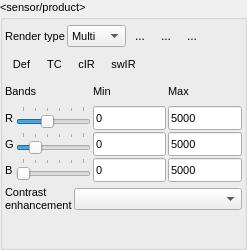
This is timeseriesviewer/ui/mapviewrendersettings.ui in jakimowb/eo-time-series-viewer as Qt 5 draws it before an edit. The edited form follows.
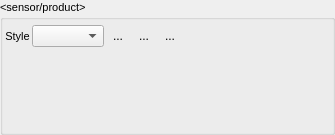
This is the edited form. The open tabs and pages were chosen to show the change. Icons and pictures are not drawn. Custom widgets are drawn as their Qt base class.

The edit to the form file:
```diff
--- a/timeseriesviewer/ui/mapviewrendersettings.ui
+++ b/timeseriesviewer/ui/mapviewrendersettings.ui
@@ -6,12 +6,12 @@
    <rect>
     <x>0</x>
     <y>0</y>
-    <width>247</width>
-    <height>250</height>
+    <width>335</width>
+    <height>135</height>
    </rect>
   </property>
   <property name="sizePolicy">
-   <sizepolicy hsizetype="Ignored" vsizetype="Preferred">
+   <sizepolicy hsizetype="Preferred" vsizetype="Preferred">
     <horstretch>0</horstretch>
     <verstretch>0</verstretch>
    </sizepolicy>
@@ -24,8 +24,8 @@
   </property>
   <property name="maximumSize">
    <size>
-    <width>16000</width>
-    <height>16000</height>
+    <width>16777215</width>
+    <height>16777215</height>
    </size>
   </property>
   <property name="font">
@@ -48,12 +48,12 @@
   <property name="checkable">
    <bool>false</bool>
   </property>
-  <layout class="QVBoxLayout" name="verticalLayout">
+  <layout class="QVBoxLayout" name="verticalLayout" stretch="1,2,1">
    <property name="spacing">
     <number>2</number>
    </property>
    <property name="sizeConstraint">
-    <enum>QLayout::SetDefaultConstraint</enum>
+    <enum>QLayout::SetNoConstraint</enum>
    </property>
    <property name="leftMargin">
     <number>2</number>
@@ -90,7 +90,7 @@
         <string>Sensor name</string>
        </property>
        <property name="text">
-        <string>Render type</string>
+        <string>Style</string>
        </property>
        <property name="alignment">
         <set>Qt::AlignCenter</set>
@@ -101,7 +101,7 @@
       <widget class="QComboBox" name="cbRenderType">
        <property name="maximumSize">
         <size>
-         <width>100</width>
+         <width>16777215</width>
          <height>16777215</height>
         </size>
        </property>
@@ -110,16 +110,6 @@
          <pointsize>8</pointsize>
         </font>
        </property>
-       <item>
-        <property name="text">
-         <string>Multi</string>
-        </property>
-       </item>
-       <item>
-        <property name="text">
-         <string>Single</string>
-        </property>
-       </item>
       </widget>
      </item>
      <item>
@@ -190,7 +180,13 @@
      <property name="minimumSize">
       <size>
        <width>0</width>
-       <height>130</height>
+       <height>0</height>
+      </size>
+     </property>
+     <property name="maximumSize">
+      <size>
+       <width>16777215</width>
+       <height>16777215</height>
       </size>
      </property>
      <property name="frameShape">
@@ -199,908 +195,16 @@
      <property name="currentIndex">
       <number>1</number>
      </property>
-     <widget class="QWidget" name="pageMultiBand">
-      <property name="sizePolicy">
-       <sizepolicy hsizetype="Minimum" vsizetype="Minimum">
-        <horstretch>0</horstretch>
-        <verstretch>0</verstretch>
-       </sizepolicy>
-      </property>
-      <property name="minimumSize">
-       <size>
-        <width>0</width>
-        <height>90</height>
-       </size>
-      </property>
-      <property name="font">
-       <font>
-        <pointsize>10</pointsize>
-       </font>
-      </property>
-      <layout class="QGridLayout" name="gridLayout_2" rowstretch="0,0,2,2,2" columnstretch="0,0,0,0" rowminimumheight="0,0,0,0,0" columnminimumwidth="0,75,0,0">
-       <property name="sizeConstraint">
-        <enum>QLayout::SetMinAndMaxSize</enum>
-       </property>
-       <property name="leftMargin">
-        <number>0</number>
-       </property>
-       <property name="topMargin">
-        <number>2</number>
-       </property>
-       <property name="rightMargin">
-        <number>0</number>
-       </property>
-       <property name="bottomMargin">
-        <number>2</number>
-       </property>
-       <property name="spacing">
-        <number>2</number>
-       </property>
-       <item row="2" column="1">
-        <widget class="QSlider" name="sliderRed">
-         <property name="sizePolicy">
-          <sizepolicy hsizetype="Preferred" vsizetype="Fixed">
-           <horstretch>1</horstretch>
-           <verstretch>0</verstretch>
-          </sizepolicy>
-         </property>
-         <property name="minimumSize">
-          <size>
-           <width>0</width>
-           <height>24</height>
-          </size>
-         </property>
-         <property name="font">
-          <font>
-           <pointsize>8</pointsize>
-          </font>
-         </property>
-         <property name="styleSheet">
-          <string notr="true"/>
-         </property>
-         <property name="minimum">
-          <number>1</number>
-         </property>
-         <property name="maximum">
-          <number>6</number>
-         </property>
-         <property name="value">
-          <number>3</number>
-         </property>
-         <property name="orientation">
-          <enum>Qt::Horizontal</enum>
-         </property>
-         <property name="tickPosition">
-          <enum>QSlider::TicksAbove</enum>
-         </property>
-         <property name="tickInterval">
-          <number>1</number>
-         </property>
-        </widget>
-       </item>
-       <item row="1" column="2">
-        <widget class="QLabel" name="labelMax">
-         <property name="font">
-          <font>
-           <pointsize>8</pointsize>
-          </font>
-         </property>
-         <property name="text">
-          <string>Min</string>
-         </property>
-        </widget>
-       </item>
-       <item row="2" column="3">
-        <widget class="QLineEdit" name="tbRedMax">
-         <property name="sizePolicy">
-          <sizepolicy hsizetype="Preferred" vsizetype="Preferred">
-           <horstretch>0</horstretch>
-           <verstretch>0</verstretch>
-          </sizepolicy>
-         </property>
-         <property name="minimumSize">
-          <size>
-           <width>0</width>
-           <height>0</height>
-          </size>
-         </property>
-         <property name="font">
-          <font>
-           <pointsize>8</pointsize>
-          </font>
-         </property>
-         <property name="text">
-          <string>5000</string>
-         </property>
-        </widget>
-       </item>
-       <item row="3" column="1">
-        <widget class="QSlider" name="sliderGreen">
-         <property name="sizePolicy">
-          <sizepolicy hsizetype="Preferred" vsizetype="Fixed">
-           <horstretch>0</horstretch>
-           <verstretch>0</verstretch>
-          </sizepolicy>
-         </property>
-         <property name="minimumSize">
-          <size>
-           <width>0</width>
-           <height>24</height>
-          </size>
-         </property>
-         <property name="font">
-          <font>
-           <pointsize>8</pointsize>
-          </font>
-         </property>
-         <property name="styleSheet">
-          <string notr="true"/>
-         </property>
-         <property name="minimum">
-          <number>1</number>
-         </property>
-         <property name="maximum">
-          <number>6</number>
-         </property>
-         <property name="value">
-          <number>2</number>
-         </property>
-         <property name="orientation">
-          <enum>Qt::Horizontal</enum>
-         </property>
-         <property name="tickPosition">
-          <enum>QSlider::TicksAbove</enum>
-         </property>
-         <property name="tickInterval">
-          <number>1</number>
-         </property>
-        </widget>
-       </item>
-       <item row="3" column="0">
-        <widget class="QLabel" name="labelGreen">
-         <property name="font">
-          <font>
-           <pointsize>8</pointsize>
-          </font>
-         </property>
-         <property name="styleSheet">
-          <string notr="true"/>
-         </property>
-         <property name="text">
-          <string>G</string>
-         </property>
-        </widget>
-       </item>
-       <item row="4" column="0">
-        <widget class="QLabel" name="labelBlue">
-         <property name="font">
-          <font>
-           <pointsize>8</pointsize>
-          </font>
-         </property>
-         <property name="text">
-          <string>B</string>
-         </property>
-        </widget>
-       </item>
-       <item row="1" column="3">
-        <widget class="QLabel" name="labelMin">
-         <property name="font">
-          <font>
-           <pointsize>8</pointsize>
-          </font>
-         </property>
-         <property name="text">
-          <string>Max</string>
-         </property>
-        </widget>
-       </item>
-       <item row="3" column="3">
-        <widget class="QLineEdit" name="tbGreenMax">
-         <property name="sizePolicy">
-          <sizepolicy hsizetype="Preferred" vsizetype="Preferred">
-           <horstretch>0</horstretch>
-           <verstretch>0</verstretch>
-          </sizepolicy>
-         </property>
-         <property name="font">
-          <font>
-           <pointsize>8</pointsize>
-          </font>
-         </property>
-         <property name="text">
-          <string>5000</string>
-         </property>
-        </widget>
-       </item>
-       <item row="3" column="2">
-        <widget class="QLineEdit" name="tbGreenMin">
-         <property name="sizePolicy">
-          <sizepolicy hsizetype="Preferred" vsizetype="Preferred">
-           <horstretch>0</horstretch>
-           <verstretch>0</verstretch>
-          </sizepolicy>
-         </property>
-         <property name="font">
-          <font>
-           <pointsize>8</pointsize>
-          </font>
-         </property>
-         <property name="text">
-          <string>0</string>
-         </property>
-        </widget>
-       </item>
-       <item row="4" column="3">
-        <widget class="QLineEdit" name="tbBlueMax">
-         <property name="sizePolicy">
-          <sizepolicy hsizetype="Preferred" vsizetype="Preferred">
-           <horstretch>0</horstretch>
-           <verstretch>0</verstretch>
-          </sizepolicy>
-         </property>
-         <property name="font">
-          <font>
-           <pointsize>8</pointsize>
-          </font>
-         </property>
-         <property name="text">
-          <string>5000</string>
-         </property>
-        </widget>
-       </item>
-       <item row="4" column="2">
-        <widget class="QLineEdit" name="tbBlueMin">
-         <property name="sizePolicy">
-          <sizepolicy hsizetype="Preferred" vsizetype="Preferred">
-           <horstretch>0</horstretch>
-           <verstretch>0</verstretch>
-          </sizepolicy>
-         </property>
-         <property name="font">
-          <font>
-           <pointsize>8</pointsize>
-          </font>
-         </property>
-         <property name="text">
-          <string>0</string>
-         </property>
-        </widget>
-       </item>
-       <item row="4" column="1">
-        <widget class="QSlider" name="sliderBlue">
-         <property name="sizePolicy">
-          <sizepolicy hsizetype="Preferred" vsizetype="Fixed">
-           <horstretch>0</horstretch>
-           <verstretch>0</verstretch>
-          </sizepolicy>
-         </property>
-         <property name="minimumSize">
-          <size>
-           <width>0</width>
-           <height>24</height>
-          </size>
-         </property>
-         <property name="font">
-          <font>
-           <pointsize>8</pointsize>
-          </font>
-         </property>
-         <property name="minimum">
-          <number>1</number>
-         </property>
-         <property name="maximum">
-          <number>6</number>
-         </property>
-         <property name="orientation">
-          <enum>Qt::Horizontal</enum>
-         </property>
-         <property name="tickPosition">
-          <enum>QSlider::TicksAbove</enum>
-         </property>
-         <property name="tickInterval">
-          <number>1</number>
-         </property>
-        </widget>
-       </item>
-       <item row="2" column="0">
-        <widget class="QLabel" name="labelRed">
-         <property name="font">
-          <font>
-           <pointsize>8</pointsize>
-          </font>
-         </property>
-         <property name="styleSheet">
-          <string notr="true"/>
-         </property>
-         <property name="text">
-          <string>R</string>
-         </property>
-        </widget>
-       </item>
-       <item row="2" column="2">
-        <widget class="QLineEdit" name="tbRedMin">
-         <property name="sizePolicy">
-          <sizepolicy hsizetype="Preferred" vsizetype="Preferred">
-           <horstretch>0</horstretch>
-           <verstretch>0</verstretch>
-          </sizepolicy>
-         </property>
-         <property name="minimumSize">
-          <size>
-           <width>0</width>
-           <height>0</height>
-          </size>
-         </property>
-         <property name="font">
-          <font>
-           <pointsize>8</pointsize>
-          </font>
-         </property>
-         <property name="text">
-          <string>0</string>
-         </property>
-        </widget>
-       </item>
-       <item row="0" column="0" colspan="4">
-        <layout class="QHBoxLayout" name="horizontalLayout_6">
-         <property name="spacing">
-          <number>2</number>
-         </property>
-         <property name="sizeConstraint">
-          <enum>QLayout::SetMinimumSize</enum>
-         </property>
-         <property name="leftMargin">
-          <number>0</number>
-         </property>
-         <property name="topMargin">
-          <number>0</number>
-         </property>
-         <item>
-          <widget class="QToolButton" name="btnDefaultMB">
-           <property name="sizePolicy">
-            <sizepolicy hsizetype="Preferred" vsizetype="Preferred">
-             <horstretch>0</horstretch>
-             <verstretch>0</verstretch>
-            </sizepolicy>
-           </property>
-           <property name="minimumSize">
-            <size>
-             <width>0</width>
-             <height>0</height>
-            </size>
-           </property>
-           <property name="font">
-            <font>
-             <pointsize>8</pointsize>
-             <italic>false</italic>
-            </font>
-           </property>
-           <property name="toolTip">
-            <string>default band selection</string>
-           </property>
-           <property name="text">
-            <string>Def</string>
-           </property>
-           <property name="autoRaise">
-            <bool>true</bool>
-           </property>
-          </widget>
-         </item>
-         <item>
-          <widget class="QToolButton" name="btnTrueColor">
-           <property name="sizePolicy">
-            <sizepolicy hsizetype="Preferred" vsizetype="Preferred">
-             <horstretch>0</horstretch>
-             <verstretch>0</verstretch>
-            </sizepolicy>
-           </property>
-           <property name="font">
-            <font>
-             <pointsize>8</pointsize>
-             <italic>false</italic>
-            </font>
-           </property>
-           <property name="toolTip">
-            <string>red-green-blue (true colour)</string>
-           </property>
-           <property name="text">
-            <string>TC</string>
-           </property>
-           <property name="autoRaise">
-            <bool>true</bool>
-           </property>
-          </widget>
-         </item>
-         <item>
-          <widget class="QToolButton" name="btnCIR">
-           <property name="sizePolicy">
-            <sizepolicy hsizetype="Preferred" vsizetype="Preferred">
-             <horstretch>0</horstretch>
-             <verstretch>0</verstretch>
-            </sizepolicy>
-           </property>
-           <property name="font">
-            <font>
-             <pointsize>8</pointsize>
-             <italic>false</italic>
-            </font>
-           </property>
-           <property name="toolTip">
-            <string>swIR-red-green (coloured infra-red)</string>
-           </property>
-           <property name="text">
-            <string>cIR</string>
-           </property>
-           <property name="autoRaise">
-            <bool>true</bool>
-           </property>
-          </widget>
-         </item>
-         <item>
-          <widget class="QToolButton" name="btn453">
-           <property name="sizePolicy">
-            <sizepolicy hsizetype="Preferred" vsizetype="Preferred">
-             <horstretch>0</horstretch>
-             <verstretch>0</verstretch>
-            </sizepolicy>
-           </property>
-           <property name="font">
-            <font>
-             <pointsize>8</pointsize>
-             <italic>false</italic>
-            </font>
-           </property>
-           <property name="toolTip">
-            <string>swIR-mwIR-red</string>
-           </property>
-           <property name="text">
-            <string>swIR</string>
-           </property>
-           <property name="autoRaise">
-            <bool>true</bool>
-           </property>
-          </widget>
-         </item>
-         <item>
-          <spacer name="horizontalSpacer">
-           <property name="orientation">
-            <enum>Qt::Horizontal</enum>
-           </property>
-           <property name="sizeHint" stdset="0">
-            <size>
-             <width>0</width>
-             <height>0</height>
-            </size>
-           </property>
-          </spacer>
-         </item>
-        </layout>
-       </item>
-       <item row="1" column="0" colspan="2">
-        <widget class="QLabel" name="labelMax_3">
-         <property name="font">
-          <font>
-           <pointsize>8</pointsize>
-          </font>
-         </property>
-         <property name="text">
-          <string>Bands</string>
-         </property>
-        </widget>
-       </item>
-      </layout>
-     </widget>
-     <widget class="QWidget" name="pageSingleBand">
-      <property name="sizePolicy">
-       <sizepolicy hsizetype="Minimum" vsizetype="Minimum">
-        <horstretch>0</horstretch>
-        <verstretch>0</verstretch>
-       </sizepolicy>
-      </property>
-      <property name="minimumSize">
-       <size>
-        <width>0</width>
-        <height>90</height>
-       </size>
-      </property>
-      <property name="font">
-       <font>
-        <pointsize>10</pointsize>
-       </font>
-      </property>
-      <layout class="QGridLayout" name="gridLayout" columnstretch="1,0,0,0">
-       <property name="leftMargin">
-        <number>0</number>
-       </property>
-       <property name="topMargin">
-        <number>2</number>
-       </property>
-       <property name="rightMargin">
-        <number>0</number>
-       </property>
-       <property name="bottomMargin">
-        <number>2</number>
-       </property>
-       <property name="spacing">
-        <number>2</number>
-       </property>
-       <item row="2" column="0" colspan="2">
-        <widget class="QLabel" name="label_2">
-         <property name="font">
-          <font>
-           <pointsize>8</pointsize>
-          </font>
-         </property>
-         <property name="text">
-          <string>Band</string>
-         </property>
-        </widget>
-       </item>
-       <item row="3" column="3">
-        <widget class="QLineEdit" name="tbSingleBandMax">
-         <property name="sizePolicy">
-          <sizepolicy hsizetype="Preferred" vsizetype="Fixed">
-           <horstretch>0</horstretch>
-           <verstretch>0</verstretch>
-          </sizepolicy>
-         </property>
-         <property name="minimumSize">
-          <size>
-           <width>40</width>
-           <height>0</height>
-          </size>
-         </property>
-         <property name="font">
-          <font>
-           <pointsize>8</pointsize>
-          </font>
-         </property>
-         <property name="text">
-          <string>5000</string>
-         </property>
-        </widget>
-       </item>
-       <item row="2" column="3">
-        <widget class="QLabel" name="labelMax_2">
-         <property name="font">
-          <font>
-           <pointsize>8</pointsize>
-          </font>
-         </property>
-         <property name="text">
-          <string>Max</string>
-         </property>
-        </widget>
-       </item>
-       <item row="3" column="2">
-        <widget class="QLineEdit" name="tbSingleBandMin">
-         <property name="minimumSize">
-          <size>
-           <width>40</width>
-           <height>0</height>
-          </size>
-         </property>
-         <property name="font">
-          <font>
-           <pointsize>8</pointsize>
-          </font>
-         </property>
-         <property name="text">
-          <string>0</string>
-         </property>
-        </widget>
-       </item>
-       <item row="2" column="2">
-        <widget class="QLabel" name="labelMin_2">
-         <property name="font">
-          <font>
-           <pointsize>8</pointsize>
-          </font>
-         </property>
-         <property name="text">
-          <string>Min</string>
-         </property>
-        </widget>
-       </item>
-       <item row="0" column="0" colspan="4">
-        <layout class="QHBoxLayout" name="horizontalLayout">
-         <property name="spacing">
-          <number>2</number>
-         </property>
-         <property name="topMargin">
-          <number>0</number>
-         </property>
-         <item>
-          <widget class="QToolButton" name="btnSingleBandDef">
-           <property name="font">
-            <font>
-             <pointsize>8</pointsize>
-             <italic>false</italic>
-            </font>
-           </property>
-           <property name="text">
-            <string>Def</string>
-           </property>
-           <property name="autoRaise">
-            <bool>true</bool>
-           </property>
-          </widget>
-         </item>
-         <item>
-          <widget class="QToolButton" name="btnSingleBandBlue">
-           <property name="font">
-            <font>
-             <pointsize>8</pointsize>
-            </font>
-           </property>
-           <property name="toolTip">
-            <string>Select band from visible blue</string>
-           </property>
-           <property name="text">
-            <string>B</string>
-           </property>
-           <property name="autoRaise">
-            <bool>true</bool>
-           </property>
-          </widget>
-         </item>
-         <item>
-          <widget class="QToolButton" name="btnSingleBandGreen">
-           <property name="font">
-            <font>
-             <pointsize>8</pointsize>
-            </font>
-           </property>
-           <property name="toolTip">
-            <string>Select band from visible green</string>
-           </property>
-           <property name="text">
-            <string>G</string>
-           </property>
-           <property name="autoRaise">
-            <bool>true</bool>
-           </property>
-          </widget>
-         </item>
-         <item>
-          <widget class="QToolButton" name="btnSingleBandRed">
-           <property name="font">
-            <font>
-             <pointsize>8</pointsize>
-            </font>
-           </property>
-           <property name="toolTip">
-            <string>Select band from visible red</string>
-           </property>
-           <property name="text">
-            <string>R</string>
-           </property>
-           <property name="autoRaise">
-            <bool>true</bool>
-           </property>
-          </widget>
-         </item>
-         <item>
-          <widget class="QToolButton" name="btnSingleBandNIR">
-           <property name="font">
-            <font>
-             <pointsize>8</pointsize>
-            </font>
-           </property>
-           <property name="toolTip">
-            <string>Select band from near infra-red</string>
-           </property>
-           <property name="text">
-            <string>nIR</string>
-           </property>
-           <property name="autoRaise">
-            <bool>true</bool>
-           </property>
-          </widget>
-         </item>
-         <item>
-          <widget class="QToolButton" name="btnSingleBandSWIR">
-           <property name="font">
-            <font>
-             <pointsize>8</pointsize>
-            </font>
-           </property>
-           <property name="toolTip">
-            <string>Select band from shortwave infra-red</string>
-           </property>
-           <property name="text">
-            <string>swIR</string>
-           </property>
-           <property name="autoRaise">
-            <bool>true</bool>
-           </property>
-          </widget>
-         </item>
-         <item>
-          <spacer name="horizontalSpacer_3">
-           <property name="orientation">
-            <enum>Qt::Horizontal</enum>
-           </property>
-           <property name="sizeHint" stdset="0">
-            <size>
-             <width>0</width>
-             <height>0</height>
-            </size>
-           </property>
-          </spacer>
-         </item>
-        </layout>
-       </item>
-       <item row="3" column="0" colspan="2">
-        <widget class="QSlider" name="sliderSingleBand">
-         <property name="sizePolicy">
-          <sizepolicy hsizetype="Expanding" vsizetype="Preferred">
-           <horstretch>0</horstretch>
-           <verstretch>0</verstretch>
-          </sizepolicy>
-         </property>
-         <property name="minimumSize">
-          <size>
-           <width>0</width>
-           <height>0</height>
-          </size>
-         </property>
-         <property name="maximumSize">
-          <size>
-           <width>16777215</width>
-           <height>16777215</height>
-          </size>
-         </property>
-         <property name="minimum">
-          <number>1</number>
-         </property>
-         <property name="maximum">
-          <number>6</number>
-         </property>
-         <property name="orientation">
-          <enum>Qt::Horizontal</enum>
-         </property>
-         <property name="tickPosition">
-          <enum>QSlider::TicksAbove</enum>
-         </property>
-         <property name="tickInterval">
-          <number>1</number>
-         </property>
-        </widget>
-       </item>
-       <item row="4" column="1" colspan="3">
-        <widget class="QComboBox" name="cbSingleBandColorRampType">
-         <property name="sizePolicy">
-          <sizepolicy hsizetype="Preferred" vsizetype="Fixed">
-           <horstretch>1</horstretch>
-           <verstretch>0</verstretch>
-          </sizepolicy>
-         </property>
-         <property name="font">
-          <font>
-           <pointsize>8</pointsize>
-          </font>
-         </property>
-         <property name="toolTip">
-          <string>Type of color ramp</string>
-         </property>
-        </widget>
-       </item>
-       <item row="4" column="0">
-        <widget class="QLabel" name="label_4">
-         <property name="font">
-          <font>
-           <pointsize>8</pointsize>
-          </font>
-         </property>
-         <property name="text">
-          <string>Interpolation</string>
-         </property>
-        </widget>
-       </item>
-       <item row="6" column="1" colspan="3">
-        <widget class="QComboBox" name="cbSingleBandMode">
-         <property name="sizePolicy">
-          <sizepolicy hsizetype="Preferred" vsizetype="Fixed">
-           <horstretch>1</horstretch>
-           <verstretch>0</verstretch>
-          </sizepolicy>
-         </property>
-         <property name="font">
-          <font>
-           <pointsize>8</pointsize>
-          </font>
-         </property>
-         <property name="toolTip">
-          <string>Color classification</string>
-         </property>
-        </widget>
-       </item>
-       <item row="5" column="0">
-        <widget class="QLabel" name="label_3">
-         <property name="font">
-          <font>
-           <pointsize>8</pointsize>
-          </font>
-         </property>
-         <property name="text">
-          <string>Color</string>
-         </property>
-        </widget>
-       </item>
-       <item row="6" column="0">
-        <widget class="QLabel" name="label_5">
-         <property name="font">
-          <font>
-           <pointsize>8</pointsize>
-          </font>
-         </property>
-         <property name="text">
-          <string>Mode</string>
-         </property>
-        </widget>
-       </item>
-       <item row="5" column="1">
-        <widget class="QgsColorRampButton" name="btnSingleBandColorRamp">
-         <property name="text">
-          <string>...</string>
-         </property>
-        </widget>
-       </item>
-      </layout>
-     </widget>
     </widget>
    </item>
-   <item>
-    <layout class="QHBoxLayout" name="horizontalLayout_4">
-     <property name="spacing">
-      <number>2</number>
-     </property>
-     <property name="topMargin">
-      <number>0</number>
-     </property>
-     <property name="bottomMargin">
-      <number>0</number>
-     </property>
-     <item>
-      <widget class="QLabel" name="label">
-       <property name="font">
-        <font>
-         <pointsize>8</pointsize>
-        </font>
-       </property>
-       <property name="text">
-        <string>Contrast 
-enhancement</string>
-       </property>
-       <property name="alignment">
-        <set>Qt::AlignLeading|Qt::AlignLeft|Qt::AlignVCenter</set>
-       </property>
-      </widget>
-     </item>
-     <item>
-      <widget class="QComboBox" name="comboBoxContrastEnhancement">
-       <property name="sizePolicy">
-        <sizepolicy hsizetype="Preferred" vsizetype="Fixed">
-         <horstretch>1</horstretch>
-         <verstretch>0</verstretch>
-        </sizepolicy>
-       </property>
-       <property name="font">
-        <font>
-         <pointsize>8</pointsize>
-        </font>
-       </property>
-      </widget>
-     </item>
-    </layout>
-   </item>
    <item>
     <spacer name="verticalSpacer_2">
      <property name="orientation">
       <enum>Qt::Vertical</enum>
      </property>
+     <property name="sizeType">
+      <enum>QSizePolicy::MinimumExpanding</enum>
+     </property>
      <property name="sizeHint" stdset="0">
       <size>
        <width>0</width>
@@ -1209,13 +313,6 @@
    </property>
   </action>
  </widget>
- <customwidgets>
-  <customwidget>
-   <class>QgsColorRampButton</class>
-   <extends>QToolButton</extends>
-   <header>qgis.gui</header>
-  </customwidget>
- </customwidgets>
  <resources>
   <include location="resources.qrc"/>
  </resources>
```
Left out of the diff: 2 changed lines with no effect on the pictures.
